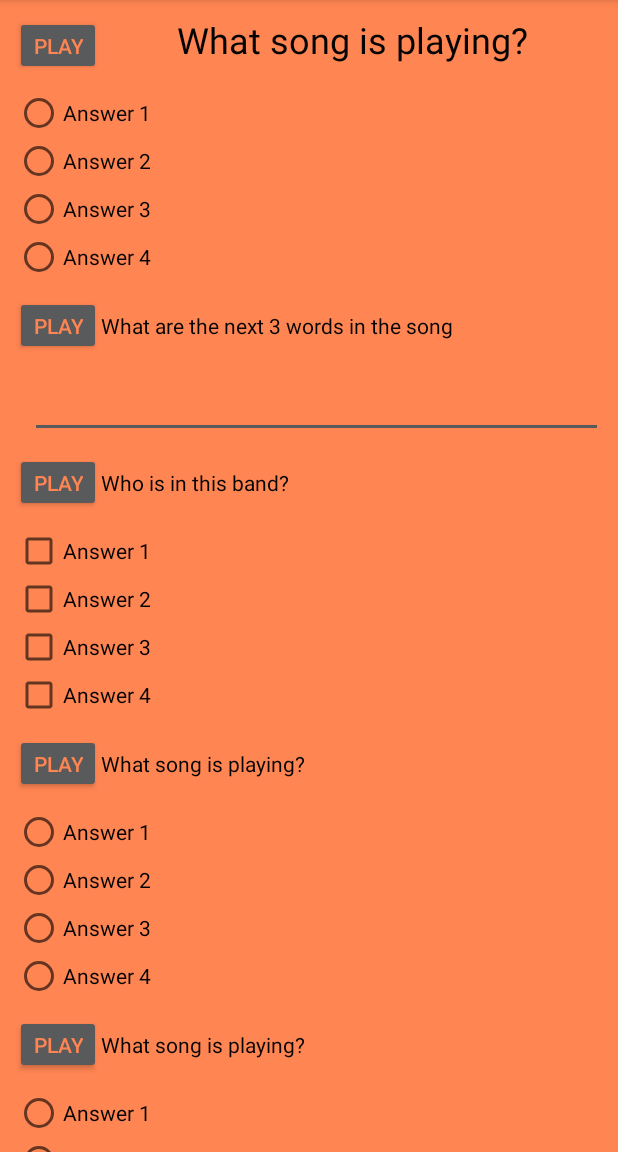
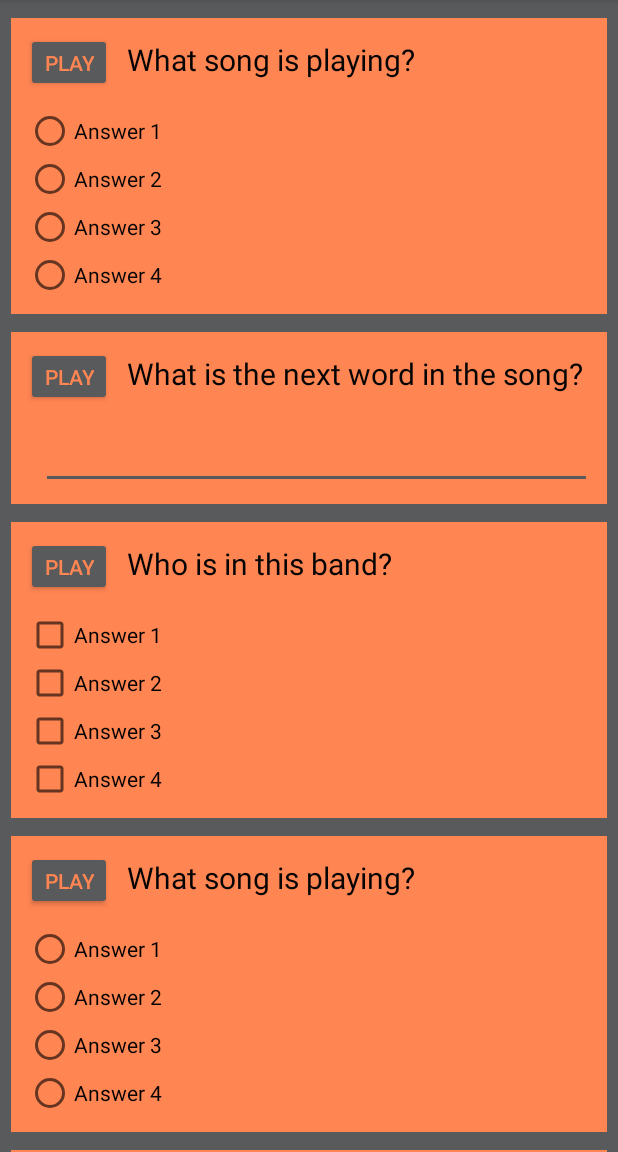
Before and after one commit to masterblasterx89/Quiz_App, an Android app: the screen it shows after launch (MainActivity), on a phone screen of 412 x 824 dp, the part 84-1236 px from its top. Run offline under Robolectric (Android 15) with nearby library versions, the phone set to English and light mode, and no system bars.

Commit message:
Added question1

```diff
--- a/app/src/main/res/layout/activity_main.xml
+++ b/app/src/main/res/layout/activity_main.xml
@@ -6,8 +6,19 @@
     <LinearLayout
         android:layout_width="match_parent"
         android:layout_height="match_parent"
+        android:background="@color/colorAccent"
+        android:orientation="vertical">
+
+        <LinearLayout
+            android:layout_width="match_parent"
+            android:layout_height="wrap_content"
+            android:layout_marginLeft="@dimen/questionLayoutSideMargin"
+            android:layout_marginRight="@dimen/questionLayoutSideMargin"
+            android:layout_marginTop="@dimen/questionLayoutTopBottomMargin"
+            android:background="@color/colorPrimary"
             android:orientation="vertical"
-        android:background="@color/colorPrimary">
+            android:paddingBottom="@dimen/question_padding">
+
 
             <LinearLayout
                 android:layout_width="match_parent"
@@ -19,10 +30,10 @@
                     android:id="@+id/first_play_btn"
                     android:layout_width="wrap_content"
                     android:layout_height="wrap_content"
+                    android:backgroundTint="@color/colorAccent"
                     android:minHeight="@dimen/play_button_height"
                     android:minWidth="@dimen/play_button_width"
                     android:text="Play"
-                android:backgroundTint="@color/colorAccent"
                     android:textColor="@color/colorPrimary">
 
                 </Button>
@@ -31,10 +42,10 @@
                     android:id="@+id/first_question"
                     android:layout_width="fill_parent"
                     android:layout_height="wrap_content"
-                android:gravity="center"
+                    android:paddingLeft="@dimen/mainQuestionFontPaddingLeft"
                     android:text="What song is playing?"
-                android:textSize="24sp"
-                android:textColor="@color/fontColor">
+                    android:textColor="@color/fontColor"
+                    android:textSize="@dimen/questionMainFontSize">
 
                 </TextView>
 
@@ -55,27 +66,38 @@
                         android:layout_width="wrap_content"
                         android:layout_height="wrap_content"
                         android:text="Answer 1"
-                    android:textColor="@color/fontColor"/>
+                        android:textColor="@color/fontColor" />
 
                     <RadioButton
                         android:layout_width="wrap_content"
                         android:layout_height="wrap_content"
                         android:text="Answer 2"
-                    android:textColor="@color/fontColor"/>
+                        android:textColor="@color/fontColor" />
 
                     <RadioButton
                         android:layout_width="wrap_content"
                         android:layout_height="wrap_content"
                         android:text="Answer 3"
-                    android:textColor="@color/fontColor"/>
+                        android:textColor="@color/fontColor" />
 
                     <RadioButton
                         android:layout_width="wrap_content"
                         android:layout_height="wrap_content"
                         android:text="Answer 4"
-                    android:textColor="@color/fontColor"/>
+                        android:textColor="@color/fontColor" />
                 </RadioGroup>
             </LinearLayout>
+        </LinearLayout>
+
+        <LinearLayout
+            android:layout_width="match_parent"
+            android:layout_height="wrap_content"
+            android:layout_marginLeft="@dimen/questionLayoutSideMargin"
+            android:layout_marginRight="@dimen/questionLayoutSideMargin"
+            android:layout_marginTop="@dimen/questionLayoutTopBottomMargin"
+            android:background="@color/colorPrimary"
+            android:orientation="vertical"
+            android:paddingBottom="@dimen/question_padding">
 
             <LinearLayout
                 android:layout_width="match_parent"
@@ -87,10 +109,10 @@
                     android:id="@+id/second_play_btn"
                     android:layout_width="wrap_content"
                     android:layout_height="wrap_content"
+                    android:backgroundTint="@color/colorAccent"
                     android:minHeight="@dimen/play_button_height"
                     android:minWidth="@dimen/play_button_width"
                     android:text="Play"
-                android:backgroundTint="@color/colorAccent"
                     android:textColor="@color/colorPrimary">
 
                 </Button>
@@ -99,8 +121,11 @@
                     android:id="@+id/second_question"
                     android:layout_width="wrap_content"
                     android:layout_height="wrap_content"
-                android:text="What are the next 3 words in the song"
-                android:textColor="@color/fontColor">
+                    android:text="What is the next word in the song?"
+                    android:textColor="@color/fontColor"
+                    android:textSize="@dimen/questionMainFontSize"
+                    android:paddingLeft="@dimen/mainQuestionFontPaddingLeft"
+                    android:layout_marginBottom="5dp">
 
                 </TextView>
 
@@ -119,6 +144,17 @@
                     android:layout_marginRight="@dimen/edit_text_layout_margin_right" />
 
             </LinearLayout>
+        </LinearLayout>
+
+        <LinearLayout
+            android:layout_width="match_parent"
+            android:layout_height="wrap_content"
+            android:layout_marginLeft="@dimen/questionLayoutSideMargin"
+            android:layout_marginRight="@dimen/questionLayoutSideMargin"
+            android:layout_marginTop="@dimen/questionLayoutTopBottomMargin"
+            android:background="@color/colorPrimary"
+            android:orientation="vertical"
+            android:paddingBottom="@dimen/question_padding">
 
             <LinearLayout
                 android:layout_width="match_parent"
@@ -130,10 +166,10 @@
                     android:id="@+id/third_play_btn"
                     android:layout_width="wrap_content"
                     android:layout_height="wrap_content"
+                    android:backgroundTint="@color/colorAccent"
                     android:minHeight="@dimen/play_button_height"
                     android:minWidth="@dimen/play_button_width"
                     android:text="Play"
-                android:backgroundTint="@color/colorAccent"
                     android:textColor="@color/colorPrimary">
 
                 </Button>
@@ -143,7 +179,9 @@
                     android:layout_width="wrap_content"
                     android:layout_height="wrap_content"
                     android:text="Who is in this band?"
-                android:textColor="@color/fontColor">
+                    android:textColor="@color/fontColor"
+                    android:textSize="@dimen/questionMainFontSize"
+                    android:paddingLeft="@dimen/mainQuestionFontPaddingLeft">
 
                 </TextView>
 
@@ -176,7 +214,17 @@
                     android:layout_height="wrap_content"
                     android:text="Answer 4" />
             </LinearLayout>
+        </LinearLayout>
 
+        <LinearLayout
+            android:layout_width="match_parent"
+            android:layout_height="wrap_content"
+            android:layout_marginLeft="@dimen/questionLayoutSideMargin"
+            android:layout_marginRight="@dimen/questionLayoutSideMargin"
+            android:layout_marginTop="@dimen/questionLayoutTopBottomMargin"
+            android:background="@color/colorPrimary"
+            android:orientation="vertical"
+            android:paddingBottom="@dimen/question_padding">
 
             <LinearLayout
                 android:layout_width="match_parent"
@@ -188,10 +236,10 @@
                     android:id="@+id/forth_play_btn"
                     android:layout_width="wrap_content"
                     android:layout_height="wrap_content"
+                    android:backgroundTint="@color/colorAccent"
                     android:minHeight="@dimen/play_button_height"
                     android:minWidth="@dimen/play_button_width"
                     android:text="Play"
-                android:backgroundTint="@color/colorAccent"
                     android:textColor="@color/colorPrimary">
 
                 </Button>
@@ -201,7 +249,9 @@
                     android:layout_width="wrap_content"
                     android:layout_height="wrap_content"
                     android:text="What song is playing?"
-                android:textColor="@color/fontColor">
+                    android:textColor="@color/fontColor"
+                    android:textSize="@dimen/questionMainFontSize"
+                    android:paddingLeft="@dimen/mainQuestionFontPaddingLeft">
 
                 </TextView>
 
@@ -239,6 +289,19 @@
                         android:text="Answer 4" />
                 </RadioGroup>
             </LinearLayout>
+        </LinearLayout>
+
+        <LinearLayout
+            android:layout_width="match_parent"
+            android:layout_height="wrap_content"
+            android:layout_marginLeft="@dimen/questionLayoutSideMargin"
+            android:layout_marginRight="@dimen/questionLayoutSideMargin"
+            android:layout_marginTop="@dimen/questionLayoutTopBottomMargin"
+            android:background="@color/colorPrimary"
+            android:orientation="vertical"
+            android:paddingBottom="@dimen/question_padding"
+            android:layout_marginBottom="@dimen/questionLayoutTopBottomMargin">
+
             <LinearLayout
                 android:layout_width="match_parent"
                 android:layout_height="wrap_content"
@@ -249,10 +312,10 @@
                     android:id="@+id/fifth_play_btn"
                     android:layout_width="wrap_content"
                     android:layout_height="wrap_content"
+                    android:backgroundTint="@color/colorAccent"
                     android:minHeight="@dimen/play_button_height"
                     android:minWidth="@dimen/play_button_width"
                     android:text="Play"
-                android:backgroundTint="@color/colorAccent"
                     android:textColor="@color/colorPrimary">
 
                 </Button>
@@ -262,7 +325,9 @@
                     android:layout_width="wrap_content"
                     android:layout_height="wrap_content"
                     android:text="What song is playing?"
-                android:textColor="@color/fontColor">
+                    android:textColor="@color/fontColor"
+                    android:paddingLeft="@dimen/mainQuestionFontPaddingLeft"
+                    android:textSize="@dimen/questionMainFontSize">
 
                 </TextView>
 
@@ -300,6 +365,24 @@
                         android:text="Answer 4" />
                 </RadioGroup>
             </LinearLayout>
+        </LinearLayout>
+        <LinearLayout
+            android:layout_width="match_parent"
+            android:layout_height="wrap_content"
+            android:layout_marginLeft="@dimen/questionLayoutSideMargin"
+            android:layout_marginRight="@dimen/questionLayoutSideMargin"
+            android:layout_marginTop="@dimen/questionLayoutTopBottomMargin"
+            android:background="@color/colorPrimary"
+            android:orientation="vertical"
+            android:layout_marginBottom="@dimen/questionLayoutTopBottomMargin">
 
+            <Button
+                android:layout_width="match_parent"
+                android:layout_height="wrap_content"
+                android:text="Submit"
+                android:background="@color/colorPrimary"
+                android:textColor="@color/fontColor"
+                android:textSize="@dimen/questionMainFontSize" />
+        </LinearLayout>
     </LinearLayout>
 </ScrollView>
--- a/app/src/main/res/values/dimens.xml
+++ b/app/src/main/res/values/dimens.xml
@@ -5,4 +5,11 @@
     <dimen name="layout_margin">10dp</dimen>
     <dimen name="edit_text_layout_margin_right">10dp</dimen>
     <dimen name="edit_text_layout_margin_left">10dp</dimen>
+    <dimen name="question_padding">10dp</dimen>
+    <dimen name="questionLayoutSideMargin">7dp</dimen>
+    <dimen name="questionLayoutTopBottomMargin">12dp</dimen>
+
+    <!-- Font Settings -->
+    <dimen name="questionMainFontSize">20sp</dimen>
+    <dimen name="mainQuestionFontPaddingLeft">10dp</dimen>
 </resources>
```
Lines whose indentation alone changed are shown as unchanged.
